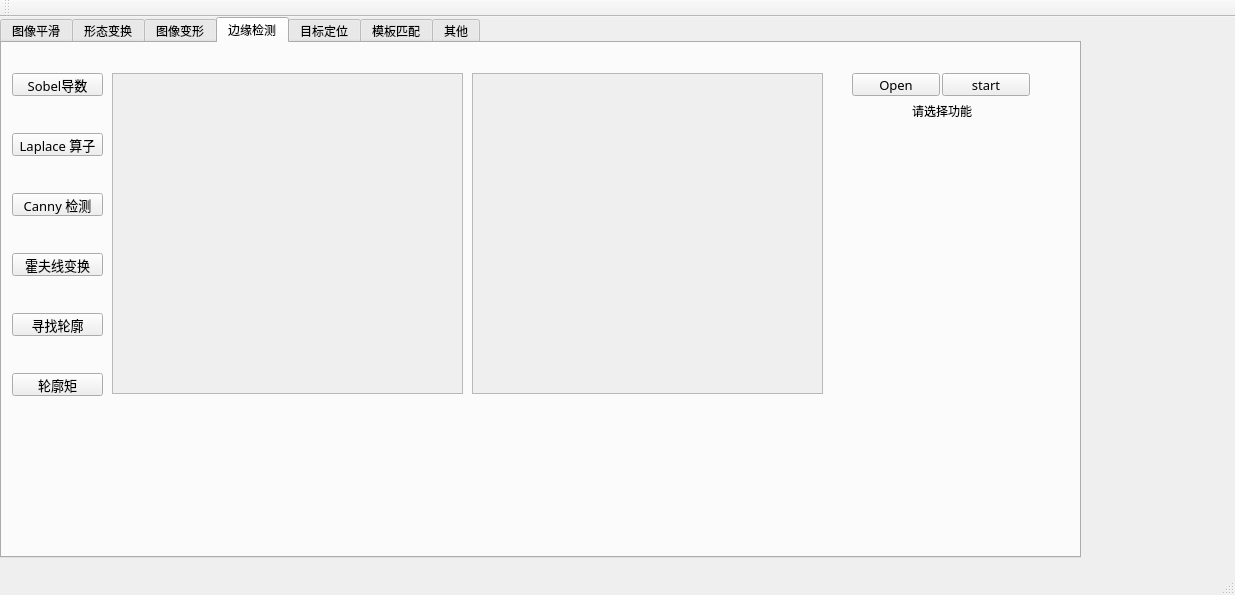
Old version of the form Hi_Opencv/Hi_Opencv/Hi_Opencv.ui in the repository weifenglin/opencv.
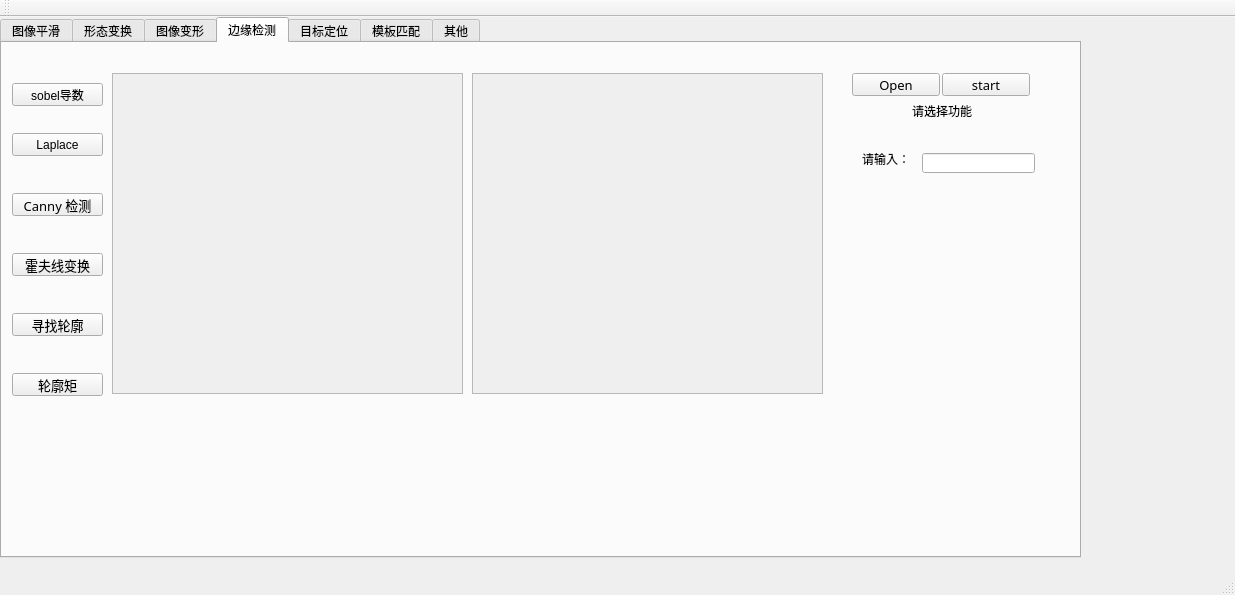
New version of the form. The open tabs and pages were chosen to show the change.

```diff
--- a/Hi_Opencv/Hi_Opencv/Hi_Opencv.ui
+++ b/Hi_Opencv/Hi_Opencv/Hi_Opencv.ui
@@ -1387,44 +1387,6 @@
      <attribute name="title">
       <string>边缘检测</string>
      </attribute>
-     <widget class="QPushButton" name="pushButton_blur_2">
-      <property name="geometry">
-       <rect>
-        <x>10</x>
-        <y>30</y>
-        <width>91</width>
-        <height>23</height>
-       </rect>
-      </property>
-      <property name="font">
-       <font>
-        <family>楷体</family>
-        <pointsize>10</pointsize>
-       </font>
-      </property>
-      <property name="text">
-       <string>Sobel导数</string>
-      </property>
-     </widget>
-     <widget class="QPushButton" name="pushButton_blur_3">
-      <property name="geometry">
-       <rect>
-        <x>10</x>
-        <y>90</y>
-        <width>91</width>
-        <height>23</height>
-       </rect>
-      </property>
-      <property name="font">
-       <font>
-        <family>楷体</family>
-        <pointsize>10</pointsize>
-       </font>
-      </property>
-      <property name="text">
-       <string>Laplace 算子</string>
-      </property>
-     </widget>
      <widget class="QPushButton" name="pushButton_blur_4">
       <property name="geometry">
        <rect>
@@ -1598,6 +1560,55 @@
        <string>请选择功能</string>
       </property>
      </widget>
+     <widget class="QLineEdit" name="lineEdit31">
+      <property name="geometry">
+       <rect>
+        <x>920</x>
+        <y>110</y>
+        <width>113</width>
+        <height>20</height>
+       </rect>
+      </property>
+     </widget>
+     <widget class="QLabel" name="label_31">
+      <property name="geometry">
+       <rect>
+        <x>860</x>
+        <y>110</y>
+        <width>54</width>
+        <height>12</height>
+       </rect>
+      </property>
+      <property name="text">
+       <string>请输入：</string>
+      </property>
+     </widget>
+     <widget class="QPushButton" name="pushButton">
+      <property name="geometry">
+       <rect>
+        <x>10</x>
+        <y>40</y>
+        <width>91</width>
+        <height>23</height>
+       </rect>
+      </property>
+      <property name="text">
+       <string>sobel导数</string>
+      </property>
+     </widget>
+     <widget class="QPushButton" name="pushButton_5">
+      <property name="geometry">
+       <rect>
+        <x>10</x>
+        <y>90</y>
+        <width>91</width>
+        <height>23</height>
+       </rect>
+      </property>
+      <property name="text">
+       <string>Laplace</string>
+      </property>
+     </widget>
     </widget>
     <widget class="QWidget" name="tab_6">
      <attribute name="title">
```
Left out of the diff: 175 changed lines with no effect on the pictures.
